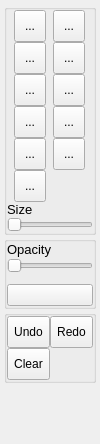
Before: the Qt Designer form src/plugins/rv-packages/annotate/drawpane.ui in AcademySoftwareFoundation/OpenRV, drawn with Qt 5.
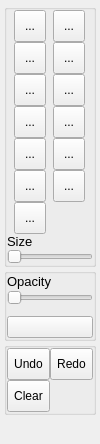
After: the same form once the commit is applied.

The edit to the form file:
```diff
--- a/src/plugins/rv-packages/annotate/drawpane.ui
+++ b/src/plugins/rv-packages/annotate/drawpane.ui
@@ -64,50 +64,50 @@
       </property>
       <item>
        <layout class="QGridLayout" name="gridLayout">
-        <item row="4" column="1">
-         <widget class="QToolButton" name="dodgeButton">
-          <property name="sizePolicy">
-           <sizepolicy hsizetype="Fixed" vsizetype="Fixed">
-            <horstretch>0</horstretch>
-            <verstretch>0</verstretch>
-           </sizepolicy>
-          </property>
-          <property name="minimumSize">
-           <size>
-            <width>32</width>
-            <height>32</height>
-           </size>
-          </property>
-          <property name="text">
-           <string>...</string>
-          </property>
-          <property name="iconSize">
-           <size>
-            <width>32</width>
-            <height>32</height>
-           </size>
-          </property>
-          <property name="shortcut">
-           <string notr="true">Ctrl+S</string>
-          </property>
-          <property name="checkable">
-           <bool>true</bool>
-          </property>
-          <property name="autoExclusive">
-           <bool>true</bool>
-          </property>
-          <property name="toolButtonStyle">
-           <enum>Qt::ToolButtonIconOnly</enum>
-          </property>
-          <property name="autoRaise">
-           <bool>false</bool>
-          </property>
-          <property name="tbstyle" stdset="0">
-           <string>palette</string>
-          </property>
-         </widget>
-        </item>
         <item row="6" column="1">
+         <widget class="QToolButton" name="dodgeButton">
+          <property name="sizePolicy">
+           <sizepolicy hsizetype="Fixed" vsizetype="Fixed">
+            <horstretch>0</horstretch>
+            <verstretch>0</verstretch>
+           </sizepolicy>
+          </property>
+          <property name="minimumSize">
+           <size>
+            <width>32</width>
+            <height>32</height>
+           </size>
+          </property>
+          <property name="text">
+           <string>...</string>
+          </property>
+          <property name="iconSize">
+           <size>
+            <width>32</width>
+            <height>32</height>
+           </size>
+          </property>
+          <property name="shortcut">
+           <string notr="true">Ctrl+S</string>
+          </property>
+          <property name="checkable">
+           <bool>true</bool>
+          </property>
+          <property name="autoExclusive">
+           <bool>true</bool>
+          </property>
+          <property name="toolButtonStyle">
+           <enum>Qt::ToolButtonIconOnly</enum>
+          </property>
+          <property name="autoRaise">
+           <bool>false</bool>
+          </property>
+          <property name="tbstyle" stdset="0">
+           <string>palette</string>
+          </property>
+         </widget>
+        </item>
+        <item row="8" column="1">
          <widget class="QToolButton" name="dropperButton">
           <property name="sizePolicy">
            <sizepolicy hsizetype="Fixed" vsizetype="Fixed">
@@ -144,7 +144,7 @@
           </property>
          </widget>
         </item>
-        <item row="4" column="2">
+        <item row="6" column="2">
          <widget class="QToolButton" name="burnButton">
           <property name="sizePolicy">
            <sizepolicy hsizetype="Fixed" vsizetype="Fixed">
@@ -187,7 +187,7 @@
           </property>
          </widget>
         </item>
-        <item row="3" column="2">
+        <item row="5" column="2">
          <widget class="QToolButton" name="softEraseButton">
           <property name="sizePolicy">
            <sizepolicy hsizetype="Fixed" vsizetype="Fixed">
@@ -224,7 +224,7 @@
           </property>
          </widget>
         </item>
-        <item row="3" column="1">
+        <item row="5" column="1">
          <widget class="QToolButton" name="hardEraseButton">
           <property name="sizePolicy">
            <sizepolicy hsizetype="Fixed" vsizetype="Fixed">
@@ -261,7 +261,7 @@
           </property>
          </widget>
         </item>
-        <item row="2" column="1">
+        <item row="4" column="1">
          <widget class="QToolButton" name="circleButton">
           <property name="sizePolicy">
            <sizepolicy hsizetype="Fixed" vsizetype="Fixed">
@@ -384,7 +384,7 @@
           </property>
          </widget>
         </item>
-        <item row="2" column="2">
+        <item row="4" column="2">
          <widget class="QToolButton" name="gaussButton">
           <property name="sizePolicy">
            <sizepolicy hsizetype="Fixed" vsizetype="Fixed">
@@ -421,8 +421,8 @@
           </property>
          </widget>
         </item>
-        <item row="5" column="2">
-         <widget class="QToolButton" name="cloneButton">
+        <item row="3" column="1">
+         <widget class="QToolButton" name="rectButton">
           <property name="minimumSize">
            <size>
             <width>32</width>
@@ -432,13 +432,28 @@
           <property name="text">
            <string>...</string>
           </property>
+          <property name="iconSize">
+           <size>
+            <width>32</width>
+            <height>32</height>
+           </size>
+          </property>
+          <property name="checkable">
+           <bool>true</bool>
+          </property>
+          <property name="autoExclusive">
+           <bool>true</bool>
+          </property>
+          <property name="toolButtonStyle">
+           <enum>Qt::ToolButtonIconOnly</enum>
+          </property>
           <property name="tbstyle" stdset="0">
            <string>palette</string>
           </property>
          </widget>
         </item>
-        <item row="5" column="1">
-         <widget class="QToolButton" name="smudgeButton">
+        <item row="3" column="2">
+         <widget class="QToolButton" name="ellipseButton">
           <property name="minimumSize">
            <size>
             <width>32</width>
@@ -447,6 +462,83 @@
           </property>
           <property name="text">
            <string>...</string>
+          </property>
+          <property name="iconSize">
+           <size>
+            <width>32</width>
+            <height>32</height>
+           </size>
+          </property>
+          <property name="checkable">
+           <bool>true</bool>
+          </property>
+          <property name="autoExclusive">
+           <bool>true</bool>
+          </property>
+          <property name="toolButtonStyle">
+           <enum>Qt::ToolButtonIconOnly</enum>
+          </property>
+          <property name="tbstyle" stdset="0">
+           <string>palette</string>
+          </property>
+         </widget>
+        </item>
+        <item row="2" column="2">
+         <widget class="QToolButton" name="arrowButton">
+          <property name="minimumSize">
+           <size>
+            <width>32</width>
+            <height>32</height>
+           </size>
+          </property>
+          <property name="text">
+           <string>...</string>
+          </property>
+          <property name="iconSize">
+           <size>
+            <width>32</width>
+            <height>32</height>
+           </size>
+          </property>
+          <property name="checkable">
+           <bool>true</bool>
+          </property>
+          <property name="autoExclusive">
+           <bool>true</bool>
+          </property>
+          <property name="toolButtonStyle">
+           <enum>Qt::ToolButtonIconOnly</enum>
+          </property>
+          <property name="tbstyle" stdset="0">
+           <string>palette</string>
+          </property>
+         </widget>
+        </item>
+        <item row="2" column="1">
+         <widget class="QToolButton" name="lineButton">
+          <property name="minimumSize">
+           <size>
+            <width>32</width>
+            <height>32</height>
+           </size>
+          </property>
+          <property name="text">
+           <string>...</string>
+          </property>
+          <property name="iconSize">
+           <size>
+            <width>32</width>
+            <height>32</height>
+           </size>
+          </property>
+          <property name="checkable">
+           <bool>true</bool>
+          </property>
+          <property name="autoExclusive">
+           <bool>true</bool>
+          </property>
+          <property name="toolButtonStyle">
+           <enum>Qt::ToolButtonIconOnly</enum>
           </property>
           <property name="tbstyle" stdset="0">
            <string>palette</string>
```
